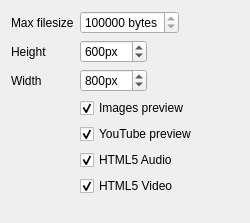
Old version of the form plugins/urlpreview/src/urlpreviewsettings.ui in the repository euroelessar/qutim.
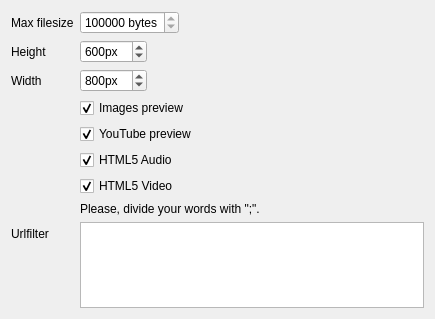
New version of the form.

```diff
--- a/plugins/urlpreview/src/urlpreviewsettings.ui
+++ b/plugins/urlpreview/src/urlpreviewsettings.ui
@@ -6,8 +6,8 @@
    <rect>
     <x>0</x>
     <y>0</y>
-    <width>250</width>
-    <height>223</height>
+    <width>435</width>
+    <height>319</height>
    </rect>
   </property>
   <property name="windowTitle">
@@ -141,6 +141,23 @@
      </property>
     </widget>
    </item>
+   <item row="10" column="0">
+    <widget class="QLabel" name="label">
+     <property name="text">
+      <string>Urlfilter</string>
+     </property>
+    </widget>
+   </item>
+   <item row="9" column="1">
+    <widget class="QLabel" name="label_4">
+     <property name="text">
+      <string>Please, divide your words with &quot;;&quot;.</string>
+     </property>
+    </widget>
+   </item>
+   <item row="10" column="1">
+    <widget class="QPlainTextEdit" name="exceptionList"/>
+   </item>
   </layout>
  </widget>
  <resources/>
```
Left out of the diff: 8 changed lines with no effect on the pictures.
